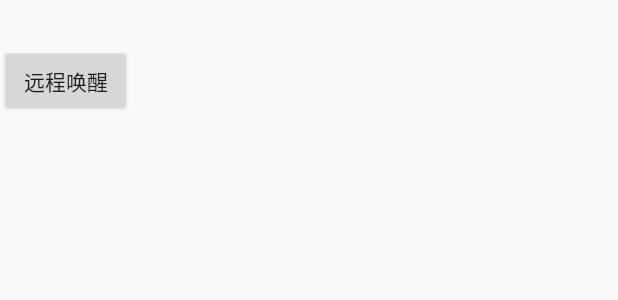
After one commit to wuqingnan/AndroidSample, an Android app: the layout activity_wake_on_lan.xml on its own in the app's theme, with its tools: preview values and no code run, on a phone screen of 412 x 824 dp. The commit adds this screen. Shown: the top 300 px of the screen. Run offline under Robolectric (Android 15) with nearby library versions, the phone set to English and light mode, and no system bars.

Commit message:
加入远程唤醒功能

```diff
--- a/app/src/main/AndroidManifest.xml
+++ b/app/src/main/AndroidManifest.xml
@@ -2,6 +2,7 @@
 <manifest xmlns:android="http://schemas.android.com/apk/res/android"
     package="com.shizy.androidsample">
 
+    <uses-permission android:name="android.permission.INTERNET" />
     <uses-permission android:name="android.permission.RECEIVE_BOOT_COMPLETED" />
 
     <application
@@ -22,6 +23,7 @@
         </activity>
         <activity android:name=".ui.refresh.SwipeRefreshActivity" />
         <activity android:name=".ui.jobscheduler.JobSchedulerActivity" />
+        <activity android:name=".ui.wol.WakeOnLanActivity" />
 
         <service
             android:name=".service.SampleJobService"
--- /dev/null
+++ b/app/src/main/res/layout/activity_wake_on_lan.xml
@@ -0,0 +1,14 @@
+<?xml version="1.0" encoding="utf-8"?>
+<LinearLayout xmlns:android="http://schemas.android.com/apk/res/android"
+	android:layout_width="match_parent"
+	android:layout_height="match_parent"
+	android:orientation="vertical">
+
+	<Button
+		android:layout_width="wrap_content"
+		android:layout_height="wrap_content"
+		android:layout_marginTop="30dp"
+		android:onClick="wakeOnLan"
+		android:text="@string/wake_on_lan" />
+
+</LinearLayout>
--- a/app/src/main/res/values/strings.xml
+++ b/app/src/main/res/values/strings.xml
@@ -3,4 +3,6 @@
 	<string name="app_name">AndroidSample</string>
 	<string name="developer">46428886@qq.com</string>
 
+	<string name="wake_on_lan">远程唤醒</string>
+
 </resources>
```
Also changed, not shown: app/src/main/java/com/shizy/androidsample/ui/wol/WakeOnLanActivity.java (added, +108 -0 lines). Lines whose indentation alone changed are shown as unchanged.
